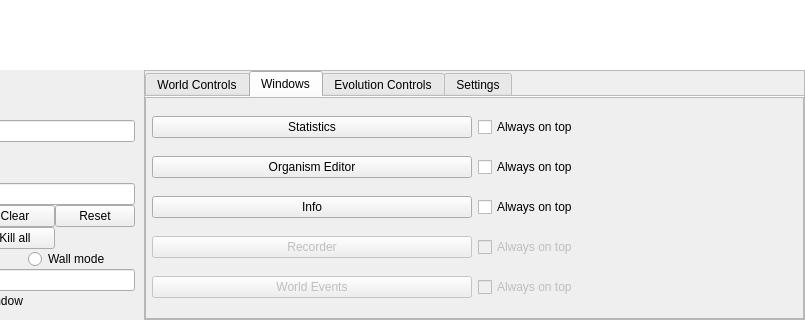
Qt form Source/UiFiles/mainwindow.ui (SuperSpaceEye/LifeEngineExtended) before a commit; both pictures show x 195 to 1000 and y 580 to 900 of the 1000 by 900 pixel window.
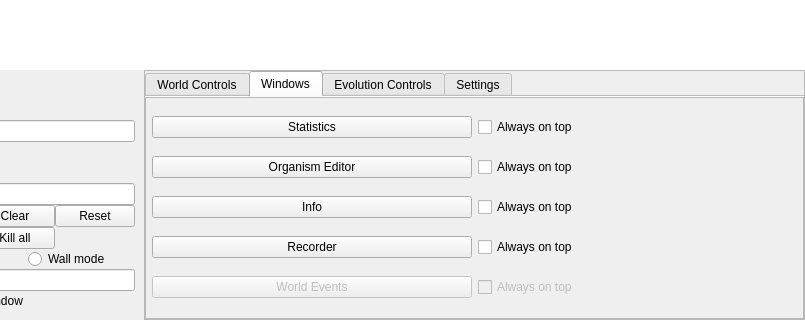
The same form after that commit. The open tabs and pages were chosen to show the change.

```diff
--- a/Source/UiFiles/mainwindow.ui
+++ b/Source/UiFiles/mainwindow.ui
@@ -881,17 +881,20 @@
                       <item>
                        <widget class="QPushButton" name="pushButton">
                         <property name="enabled">
-                         <bool>false</bool>
+                         <bool>true</bool>
                         </property>
                         <property name="text">
                          <string>Recorder</string>
                         </property>
+                        <property name="checkable">
+                         <bool>true</bool>
+                        </property>
                        </widget>
                       </item>
                       <item>
                        <widget class="QCheckBox" name="checkBox">
                         <property name="enabled">
-                         <bool>false</bool>
+                         <bool>true</bool>
                         </property>
                         <property name="text">
                          <string>Always on top</string>
```
Left out of the diff: 43 changed lines with no effect on the pictures.
